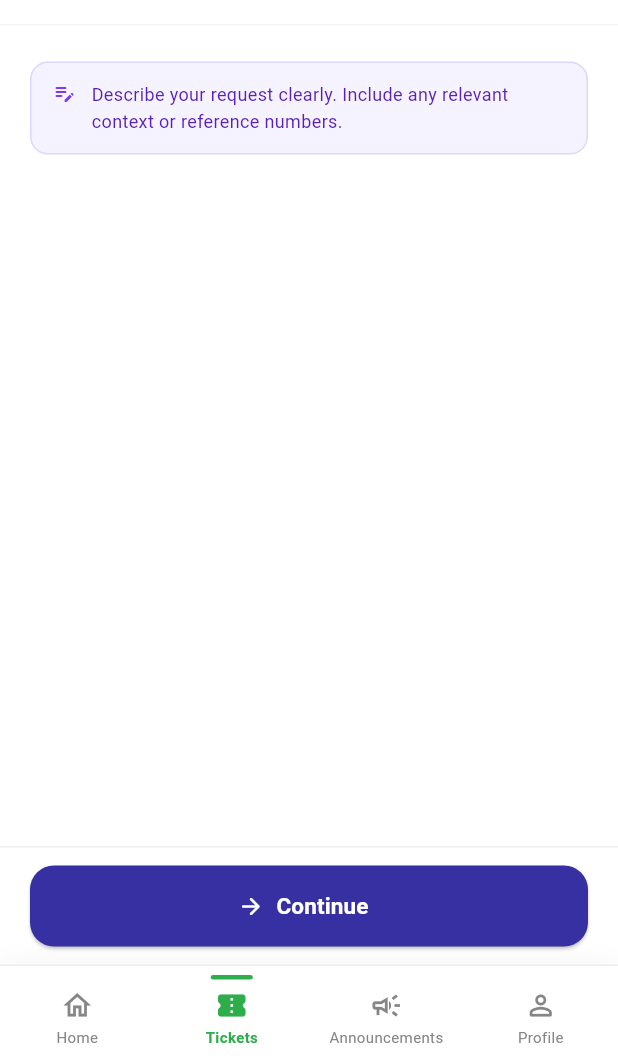
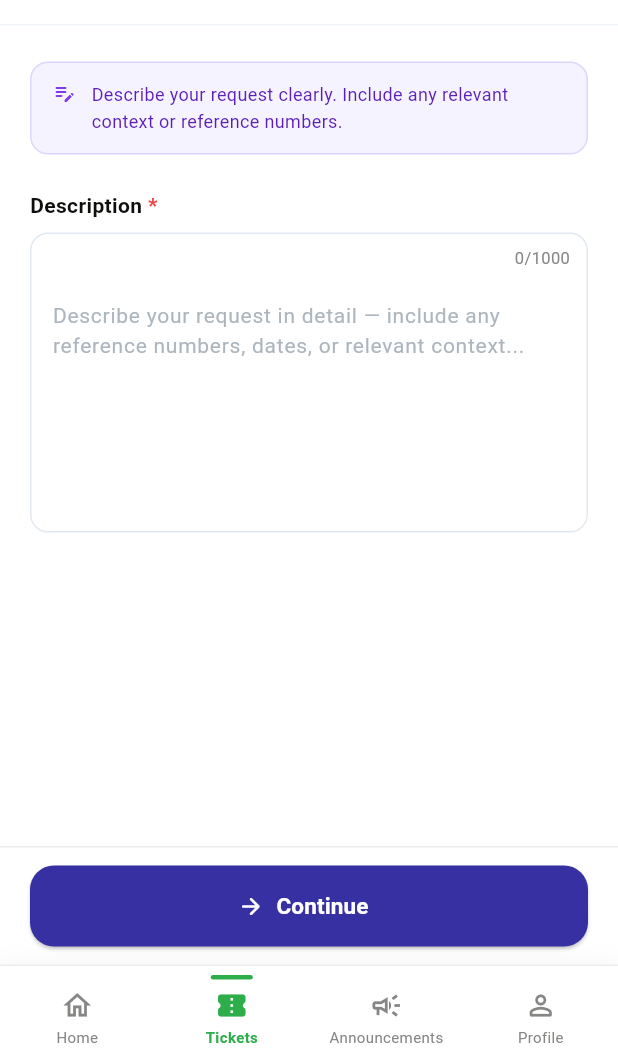
Before and after one commit to Ryanyzh/DIS-CONNECT-MOBILE-APP, a Flutter app: the CreateTicketScreen screen opened by its route, swiped to page 2, on a phone screen of 412 x 824 dp, the part 180-1236 px from its top. Run offline on Flutter 3.47's test engine with Material 3 defaults, Android fonts, the light colour scheme and no system bars; our stand-ins replace firebase_auth, firebase_core, go_router; accounts and stored records are empty.

Commit message:
Added description text field for ticket creation page

```diff
--- a/lib/features/tickets/presentation/create_ticket_screen.dart
+++ b/lib/features/tickets/presentation/create_ticket_screen.dart
@@ -59,6 +59,7 @@ class _CreateTicketScreenState extends State<CreateTicketScreen> {
 
   // ── Step 2 state ─────────────────────────────────────────────────────────
   final _descController = TextEditingController();
+  static const int _maxDescChars = 1000;
 
   // ── Step 3 state ─────────────────────────────────────────────────────────
 
@@ -273,6 +274,16 @@ class _CreateTicketScreenState extends State<CreateTicketScreen> {
                 'Describe your request clearly. Include any relevant context or reference numbers.',
           ),
           const SizedBox(height: 24),
+
+          // ── Description ──────────────────────────────────────────────────
+          const _FieldLabel(label: 'Description', required: true),
+          const SizedBox(height: 8),
+          _DescriptionField(
+            controller: _descController,
+            maxChars: _maxDescChars,
+            onChanged: (_) => setState(() {}),
+          ),
+          const SizedBox(height: 28),
         ],
       ),
     );
@@ -794,12 +805,62 @@ class _PrioritySelector extends StatelessWidget {
   }
 }
 
-
 // ─────────────────────────────────────────────────────────────────────────────
 // Step 2 widgets
 // ─────────────────────────────────────────────────────────────────────────────
 
+class _DescriptionField extends StatelessWidget {
+  final TextEditingController controller;
+  final int maxChars;
+  final ValueChanged<String> onChanged;
+  const _DescriptionField({
+    required this.controller,
+    required this.maxChars,
+    required this.onChanged,
+  });
 
+  @override
+  Widget build(BuildContext context) {
+    return Stack(
+      children: [
+        Container(
+          decoration: BoxDecoration(
+            color: Colors.white,
+            borderRadius: BorderRadius.circular(AppBorderRadius.wiseMd),
+            border: Border.all(color: const Color(0xFFE2E8F0)),
+          ),
+          child: TextField(
+            controller: controller,
+            maxLines: 7,
+            maxLength: maxChars,
+            buildCounter:
+                (_, {required currentLength, required isFocused, maxLength}) =>
+                    const SizedBox.shrink(),
+            onChanged: onChanged,
+            style: AppTypography.bodySm.copyWith(color: AppColors.ink),
+            decoration: InputDecoration(
+              hintText:
+                  'Describe your request in detail — include any reference numbers, dates, or relevant context...',
+              hintStyle: AppTypography.bodySm.copyWith(
+                color: const Color(0xFFADB5BD),
+              ),
+              border: InputBorder.none,
+              contentPadding: const EdgeInsets.fromLTRB(14, 44, 14, 14),
+            ),
+          ),
+        ),
+        Positioned(
+          top: 10,
+          right: 12,
+          child: Text(
+            '${controller.text.length}/$maxChars',
+            style: AppTypography.caption.copyWith(fontSize: 11),
+          ),
+        ),
+      ],
+    );
+  }
+}
 
 
 
```
